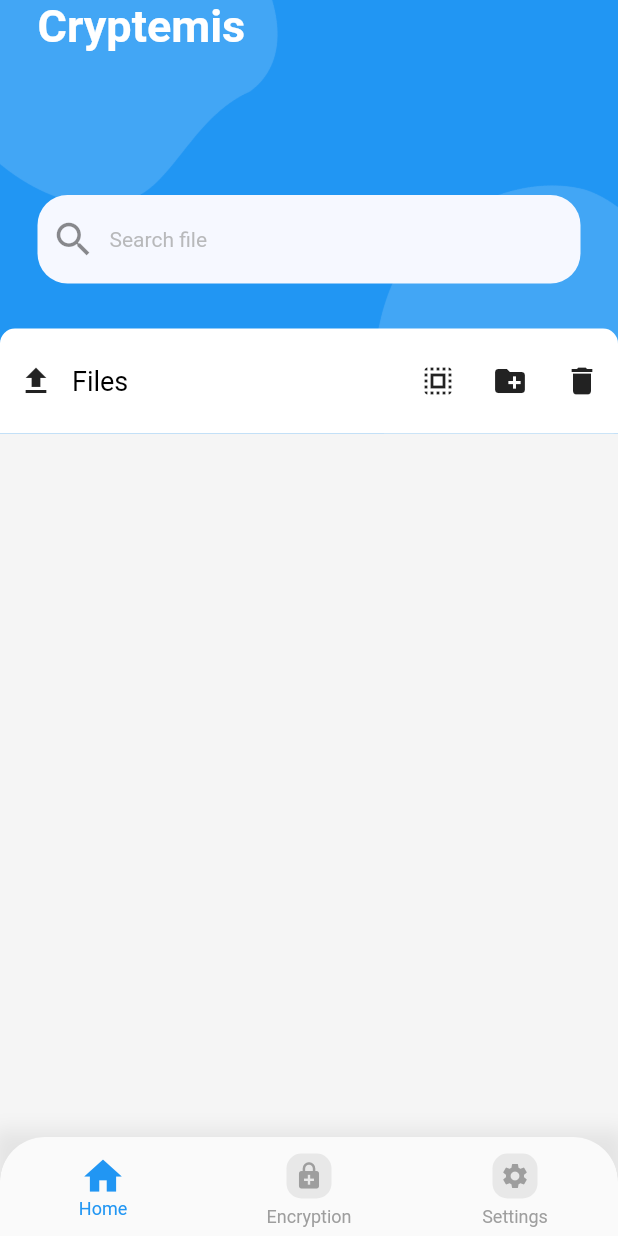
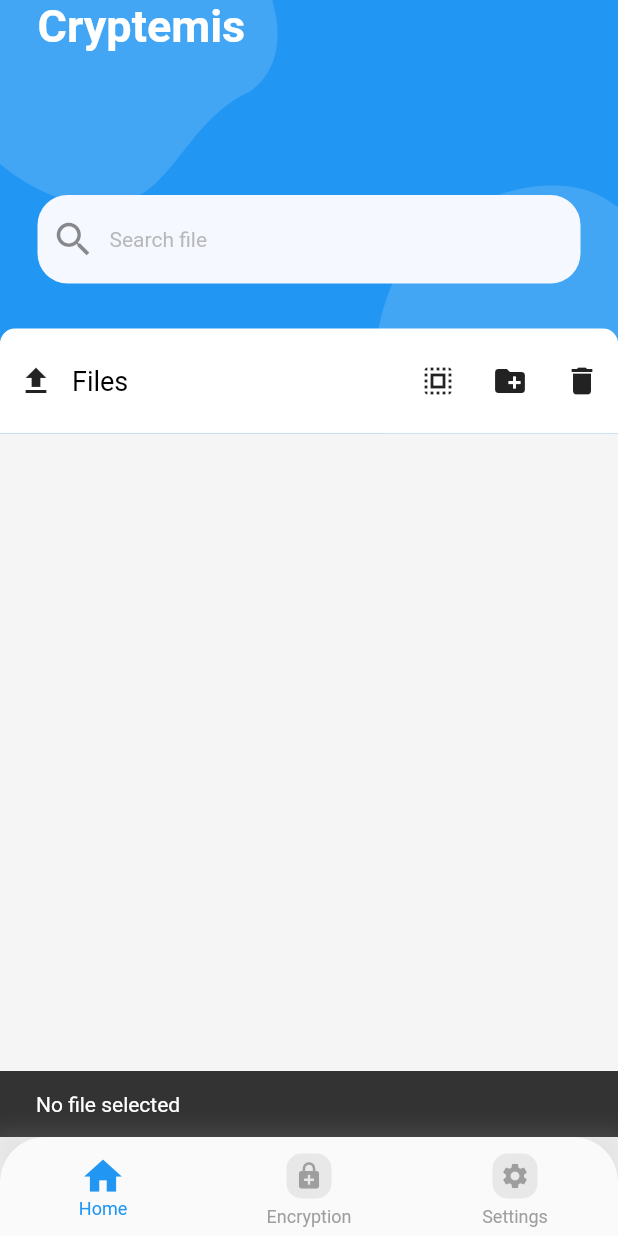
Before and after one commit to nzkoxzu/cryptemis, a Flutter app: the screen it shows after launch, after a tap on the "delete" icon, on a phone screen of 412 x 824 dp. Run offline on Flutter 3.47's test engine with Material 2 defaults, Android fonts, the phone set to English and light mode, and no system bars; our stand-ins replace file_picker.

Commit message:
add: file deletion

```diff
--- a/lib/home/files.dart
+++ b/lib/home/files.dart
@@ -3,9 +3,10 @@ import 'package:flutter/material.dart';
 import 'package:path_provider/path_provider.dart';
 
 class FilesSection extends StatefulWidget {
-  final Function()? onRefreshRequested;
+  final Function(Set<String>) onSelectedFilesChanged;
 
-  const FilesSection({super.key, this.onRefreshRequested});
+  const FilesSection({Key? key, required this.onSelectedFilesChanged})
+      : super(key: key);
 
   @override
   _FilesSectionState createState() => _FilesSectionState();
@@ -13,6 +14,7 @@ class FilesSection extends StatefulWidget {
 
 class _FilesSectionState extends State<FilesSection> {
   late Future<List<FileSystemEntity>> _files;
+  final Set<String> _selectedFiles = {};
 
   @override
   void initState() {
@@ -24,7 +26,7 @@ class _FilesSectionState extends State<FilesSection> {
     final directory = await getApplicationDocumentsDirectory();
     final List<FileSystemEntity> filesAndDirectories = directory.listSync();
 
-    // split files and folders
+    // Séparez les dossiers des fichiers
     final List<FileSystemEntity> directories = [];
     final List<FileSystemEntity> files = [];
 
@@ -36,16 +38,29 @@ class _FilesSectionState extends State<FilesSection> {
       }
     }
 
-    // sort files and folder in alphabetical order
+    // Triez les dossiers et les fichiers séparément dans l'ordre alphabétique
     directories
         .sort((a, b) => a.path.toLowerCase().compareTo(b.path.toLowerCase()));
     files.sort((a, b) => a.path.toLowerCase().compareTo(b.path.toLowerCase()));
+
+    // Fusionnez les dossiers triés et les fichiers triés
     return directories + files;
   }
 
   void refreshFiles() {
     setState(() {
       _files = _listFiles();
+    });
+  }
+
+  void _handleFileSelection(String filePath, bool isSelected) {
+    setState(() {
+      if (isSelected) {
+        _selectedFiles.add(filePath);
+      } else {
+        _selectedFiles.remove(filePath);
+      }
+      widget.onSelectedFilesChanged(_selectedFiles);
     });
   }
 
@@ -68,6 +83,8 @@ class _FilesSectionState extends State<FilesSection> {
       iconColor = Colors.grey;
     }
 
+    bool isSelected = _selectedFiles.contains(file.path);
+
     return ListTile(
       leading: CircleAvatar(
         backgroundColor: iconColor.withOpacity(0.2),
@@ -75,16 +92,16 @@ class _FilesSectionState extends State<FilesSection> {
       ),
       title: Text(
         fileName,
-        style: TextStyle(fontSize: 16.0),
+        style: const TextStyle(fontSize: 16.0),
       ),
       trailing: Checkbox(
-        value: false,
+        value: isSelected,
         onChanged: (bool? value) {
-          // Gérer le changement de valeur
+          _handleFileSelection(file.path, value ?? false);
         },
       ),
       onTap: () {
-        // Gérer l'appui sur un élément
+        _handleFileSelection(file.path, !isSelected);
       },
     );
   }
@@ -97,9 +114,6 @@ class _FilesSectionState extends State<FilesSection> {
       child: RefreshIndicator(
         onRefresh: () async {
           refreshFiles();
-          if (widget.onRefreshRequested != null) {
-            widget.onRefreshRequested!();
-          }
         },
         child: FutureBuilder<List<FileSystemEntity>>(
           future: _files,
--- a/lib/home/home.dart
+++ b/lib/home/home.dart
@@ -12,6 +12,22 @@ class HomePage extends StatefulWidget {
 }
 
 class HomePageState extends State<HomePage> {
+  // Ensemble des chemins des fichiers sélectionnés
+  Set<String> _selectedFiles = Set<String>();
+
+  // Méthode pour rafraîchir la liste des fichiers, par exemple après une suppression
+  void _refreshFiles() {
+    // Vous devriez ici implémenter la logique pour rafraîchir la liste des fichiers
+    setState(() {});
+  }
+
+  // Méthode appelée lorsque la sélection des fichiers change
+  void _onSelectedFilesChanged(Set<String> selectedFiles) {
+    setState(() {
+      _selectedFiles = selectedFiles;
+    });
+  }
+
   @override
   Widget build(BuildContext context) {
     return Scaffold(
@@ -42,9 +58,15 @@ class HomePageState extends State<HomePage> {
             children: [
               HeaderSection(),
               SearchSection(),
-              OptionsSection(),
+              OptionsSection(
+                selectedFiles: _selectedFiles,
+                refreshFiles: _refreshFiles,
+                onFileSelectionChanged: _onSelectedFilesChanged,
+              ),
               Flexible(
-                child: FilesSection(),
+                child: FilesSection(
+                  onSelectedFilesChanged: _onSelectedFilesChanged,
+                ),
               ),
             ],
           ),
--- a/lib/home/options.dart
+++ b/lib/home/options.dart
@@ -1,11 +1,75 @@
+import 'package:flutter/material.dart';
 import 'package:file_picker/file_picker.dart';
 import 'package:path_provider/path_provider.dart';
-import 'package:flutter/material.dart';
 import 'dart:io';
 
 class OptionsSection extends StatelessWidget {
-  final VoidCallback? refreshFiles;
-  const OptionsSection({Key? key, this.refreshFiles}) : super(key: key);
+  final Set<String> selectedFiles;
+  final VoidCallback refreshFiles;
+  final Function(Set<String>) onFileSelectionChanged;
+
+  const OptionsSection({
+    Key? key,
+    required this.selectedFiles,
+    required this.refreshFiles,
+    required this.onFileSelectionChanged,
+  }) : super(key: key);
+
+  void _deleteSelectedFiles(BuildContext context) async {
+    if (selectedFiles.isEmpty) {
+      ScaffoldMessenger.of(context).showSnackBar(
+        SnackBar(
+          content: Text('No file selected'),
+        ),
+      );
+      return;
+    }
+
+    final List<String> failedDeletes = [];
+    for (var filePath in selectedFiles) {
+      try {
+        final file = File(filePath);
+        if (await file.exists()) {
+          await file.delete();
+        }
+      } catch (e) {
+        failedDeletes.add(filePath);
+      }
+    }
+
+    if (failedDeletes.isNotEmpty) {
+      // print msg if failed to delete
+      ScaffoldMessenger.of(context).showSnackBar(
+        SnackBar(
+          content: Text('Failed to delete some files'),
+        ),
+      );
+    }
+    refreshFiles();
+    onFileSelectionChanged(Set.from([]));
+  }
+
+  Future<void> _pickAndUploadFiles() async {
+    FilePickerResult? result = await FilePicker.platform.pickFiles(
+      allowMultiple: true,
+      type: FileType.any,
+    );
+
+    if (result != null) {
+      List<File> files = result.paths.map((path) => File(path!)).toList();
+
+      for (File file in files) {
+        Directory appDocDir = await getApplicationDocumentsDirectory();
+        String appDocPath = appDocDir.path;
+        String fileName = file.path.split('/').last;
+        File newFile = File('$appDocPath/$fileName');
+        await file.copy(newFile.path);
+      }
+      refreshFiles();
+    } else {
+      // User canceled the picker
+    }
+  }
 
   @override
   Widget build(BuildContext context) {
@@ -14,8 +78,8 @@ class OptionsSection extends StatelessWidget {
       decoration: const BoxDecoration(
         color: Colors.white,
         borderRadius: BorderRadius.only(
-          topLeft: Radius.circular(10), // Arrondi en haut à gauche
-          topRight: Radius.circular(10), // Arrondi en haut à droite
+          topLeft: Radius.circular(10),
+          topRight: Radius.circular(10),
         ),
       ),
       child: Row(
@@ -24,28 +88,7 @@ class OptionsSection extends StatelessWidget {
           IconButton(
             icon: const Icon(Icons.file_upload, size: 24),
             onPressed: () async {
-              // Using file picker to pick files to upload
-              FilePickerResult? result = await FilePicker.platform.pickFiles(
-                allowMultiple: true,
-                type: FileType.any,
-              );
-
-              if (result != null) {
-                List<File> files =
-                    result.paths.map((path) => File(path!)).toList();
-
-                for (File file in files) {
-                  Directory appDocDir =
-                      await getApplicationDocumentsDirectory();
-                  String appDocPath = appDocDir.path;
-                  String fileName = file.path.split('/').last;
-                  File newFile = File('$appDocPath/$fileName');
-                  await file.copy(newFile.path);
-                }
-              } else {
-                // user cancelled
-              }
-              refreshFiles;
+              await _pickAndUploadFiles();
             },
           ),
           const Text(
@@ -71,7 +114,7 @@ class OptionsSection extends StatelessWidget {
           IconButton(
             icon: const Icon(Icons.delete, size: 24),
             onPressed: () {
-              // TODO: Implémenter la fonctionnalité de suppression de dossiers
+              _deleteSelectedFiles(context);
             },
           ),
         ],
```
